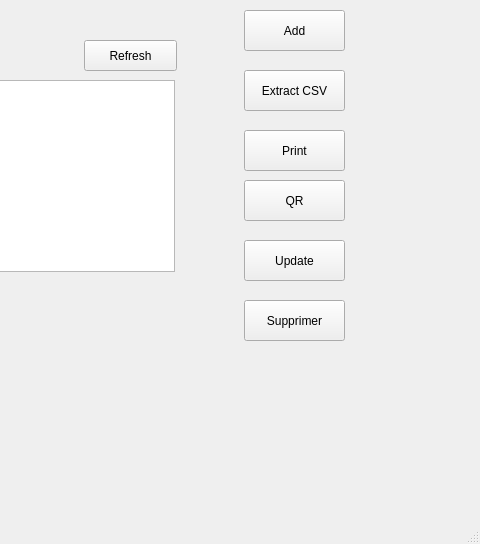
The window that mainwindow.ui (Seddiki101/PetHaven) describes before a commit, drawn with Qt 5; both pictures show x 735 to 1215 and y 89 to 633 of the 1215 by 633 pixel window.
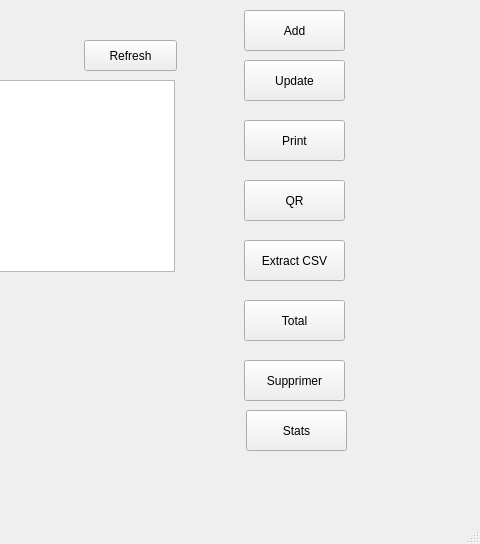
The same window after the commit.

Patch:
```diff
--- a/mainwindow.ui
+++ b/mainwindow.ui
@@ -20,7 +20,7 @@
       <x>9</x>
       <y>9</y>
       <width>1121</width>
-      <height>471</height>
+      <height>551</height>
      </rect>
     </property>
     <property name="currentIndex">
@@ -121,7 +121,7 @@
       <property name="geometry">
        <rect>
         <x>970</x>
-        <y>150</y>
+        <y>320</y>
         <width>101</width>
         <height>41</height>
        </rect>
@@ -225,7 +225,7 @@
       <property name="geometry">
        <rect>
         <x>970</x>
-        <y>380</y>
+        <y>440</y>
         <width>101</width>
         <height>41</height>
        </rect>
@@ -251,7 +251,7 @@
       <property name="geometry">
        <rect>
         <x>970</x>
-        <y>320</y>
+        <y>140</y>
         <width>101</width>
         <height>41</height>
        </rect>
@@ -264,7 +264,7 @@
       <property name="geometry">
        <rect>
         <x>970</x>
-        <y>210</y>
+        <y>200</y>
         <width>101</width>
         <height>41</height>
        </rect>
@@ -286,6 +286,45 @@
        <string>QR</string>
       </property>
      </widget>
+     <widget class="QLabel" name="qrCode">
+      <property name="geometry">
+       <rect>
+        <x>440</x>
+        <y>379</y>
+        <width>411</width>
+        <height>131</height>
+       </rect>
+      </property>
+      <property name="text">
+       <string/>
+      </property>
+     </widget>
+     <widget class="QPushButton" name="Total">
+      <property name="geometry">
+       <rect>
+        <x>970</x>
+        <y>380</y>
+        <width>101</width>
+        <height>41</height>
+       </rect>
+      </property>
+      <property name="text">
+       <string>Total</string>
+      </property>
+     </widget>
+     <widget class="QPushButton" name="stat">
+      <property name="geometry">
+       <rect>
+        <x>972</x>
+        <y>490</y>
+        <width>101</width>
+        <height>41</height>
+       </rect>
+      </property>
+      <property name="text">
+       <string>Stats</string>
+      </property>
+     </widget>
     </widget>
     <widget class="QWidget" name="page_3">
      <widget class="QLabel" name="label_4">
```
